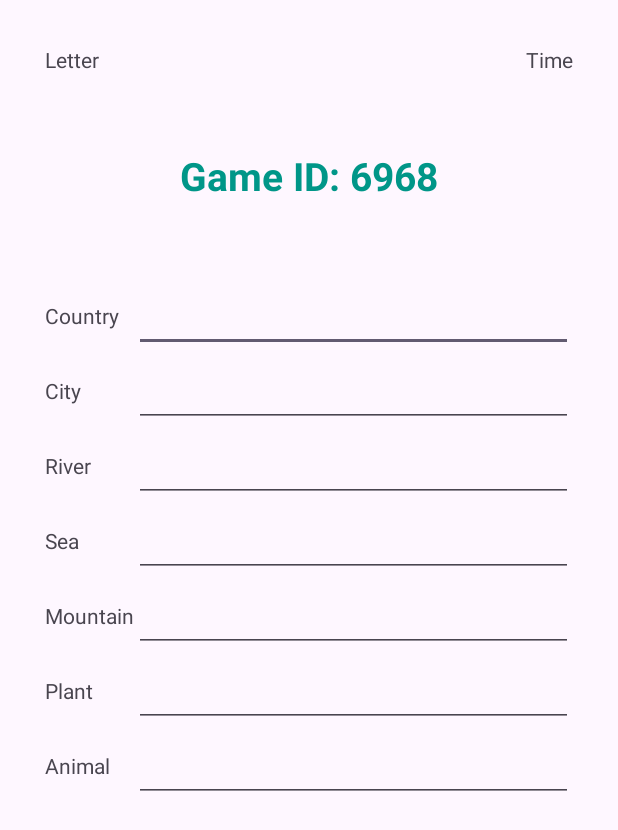
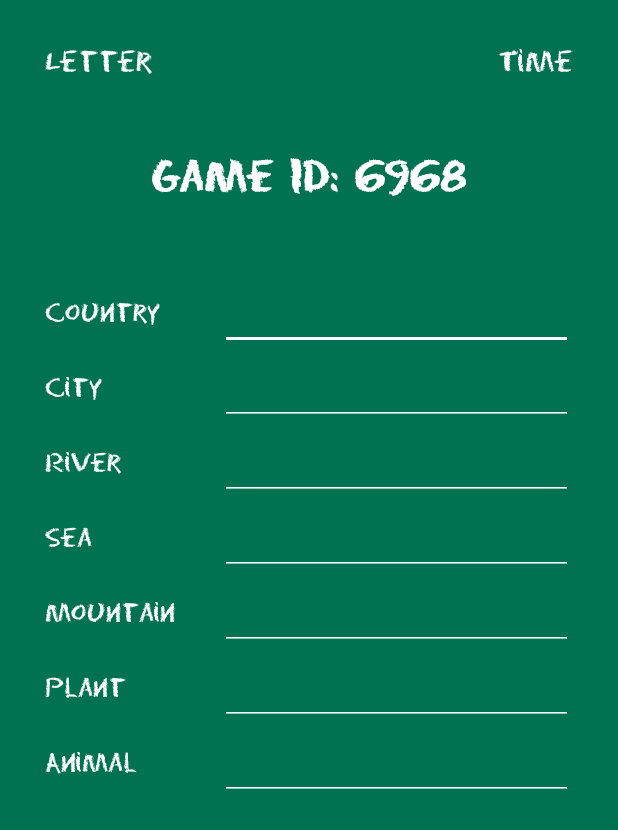
Before and after one commit to todorjovanovski/geo-rush, an Android app: the screen it shows after launch (GameActivity), after a tap on "Create online game", on a phone screen of 412 x 824 dp. Shown: the top 830 px of the screen. Run offline under Robolectric (Android 15) with nearby library versions, the light colour scheme and no system bars; our stand-ins replace Firebase (no records; nobody signed in at launch, a user with empty details on screens opened directly), Room's generated code.

Commit message:
Added basic styles

```diff
--- a/speed_geo/app/src/main/java/mk/ukim/finki/speed_geo/GameData.kt
+++ b/speed_geo/app/src/main/java/mk/ukim/finki/speed_geo/GameData.kt
@@ -1,6 +1,5 @@
 package mk.ukim.finki.speed_geo
 
-import android.util.Log
 import androidx.lifecycle.LiveData
 import androidx.lifecycle.MutableLiveData
 import com.google.firebase.Firebase
@@ -25,7 +24,7 @@ object GameData {
             if (gameId != "-1") {
                 Firebase.firestore.collection("games")
                     .document(gameId)
-                    .addSnapshotListener { value, error ->
+                    .addSnapshotListener { value, _ ->
                         val model = value?.toObject(GameModel::class.java)
                         _gameModel.postValue(model)
                     }
--- a/speed_geo/app/src/main/res/layout/activity_game.xml
+++ b/speed_geo/app/src/main/res/layout/activity_game.xml
@@ -5,7 +5,9 @@
     android:layout_width="match_parent"
     android:layout_height="match_parent"
     android:orientation="vertical"
-    tools:context=".GameActivity">
+    tools:context=".GameActivity"
+    android:layout_margin="8dp"
+    android:background="#007151">
 
     <LinearLayout
         android:id="@+id/header_layout"
@@ -18,6 +20,9 @@
             android:layout_width="0dp"
             android:layout_height="wrap_content"
             android:layout_weight="1"
+            android:fontFamily="@font/eraser"
+            android:textColor="@color/white"
+            android:textSize="18sp"
             android:text="Letter" />
 
         <TextView
@@ -26,7 +31,10 @@
             android:layout_height="wrap_content"
             android:layout_weight="1"
             android:text="Time"
-            android:textAlignment="textEnd"/>
+            android:fontFamily="@font/eraser"
+            android:textAlignment="textEnd"
+            android:textColor="@color/white"
+            android:textSize="18sp"/>
 
     </LinearLayout>
 
@@ -40,7 +48,8 @@
         android:padding="10dp"
         android:text="Game not started"
         android:textStyle="bold"
-        android:textColor="#009688" />
+        android:fontFamily="@font/eraser"
+        android:textColor="@color/white" />
 
     <TableLayout
         android:id="@+id/table_body_layout"
@@ -55,14 +64,21 @@
             <TextView
                 android:layout_width="wrap_content"
                 android:layout_height="wrap_content"
-                android:text="Country" />
+                android:text="Country"
+                android:fontFamily="@font/eraser"
+                android:textColor="@color/white"
+                android:layout_marginEnd="40dp"
+                android:textSize="16sp"/>
 
             <EditText
                 android:id="@+id/country_input"
                 android:layout_width="match_parent"
                 android:layout_height="50dp"
                 android:autofillHints=""
-                android:inputType="text" />
+                android:inputType="text"
+                android:fontFamily="@font/eraser"
+                android:textColor="@color/white"
+                android:backgroundTint="@android:color/white"/>
         </TableRow>
 
         <!-- City -->
@@ -70,14 +86,20 @@
             <TextView
                 android:layout_width="wrap_content"
                 android:layout_height="wrap_content"
-                android:text="City" />
+                android:text="City"
+                android:fontFamily="@font/eraser"
+                android:textColor="@color/white"
+                android:textSize="16sp"/>
 
             <EditText
                 android:id="@+id/city_input"
                 android:layout_width="match_parent"
                 android:layout_height="50dp"
                 android:autofillHints=""
-                android:inputType="text"/>
+                android:inputType="text"
+                android:fontFamily="@font/eraser"
+                android:textColor="@color/white"
+                android:backgroundTint="@android:color/white"/>
         </TableRow>
 
         <!-- River -->
@@ -85,14 +107,21 @@
             <TextView
                 android:layout_width="wrap_content"
                 android:layout_height="wrap_content"
-                android:text="River" />
+                android:text="River"
+                android:fontFamily="@font/eraser"
+                android:textColor="@color/white"
+                android:textSize="16sp"/>
+
 
             <EditText
                 android:id="@+id/river_input"
                 android:layout_width="match_parent"
                 android:layout_height="50dp"
                 android:autofillHints=""
-                android:inputType="text"/>
+                android:inputType="text"
+                android:fontFamily="@font/eraser"
+                android:textColor="@color/white"
+                android:backgroundTint="@android:color/white"/>
         </TableRow>
 
         <!-- Sea -->
@@ -100,14 +129,21 @@
             <TextView
                 android:layout_width="wrap_content"
                 android:layout_height="wrap_content"
-                android:text="Sea" />
+                android:text="Sea"
+                android:fontFamily="@font/eraser"
+                android:textColor="@color/white"
+                android:textSize="16sp"/>
+
 
             <EditText
                 android:id="@+id/sea_input"
                 android:layout_width="match_parent"
                 android:layout_height="50dp"
                 android:autofillHints=""
-                android:inputType="text" />
+                android:inputType="text"
+                android:fontFamily="@font/eraser"
+                android:textColor="@color/white"
+                android:backgroundTint="@android:color/white"/>
         </TableRow>
 
         <!-- Mountain -->
@@ -115,14 +151,21 @@
             <TextView
                 android:layout_width="wrap_content"
                 android:layout_height="wrap_content"
-                android:text="Mountain" />
+                android:text="Mountain"
+                android:fontFamily="@font/eraser"
+                android:textColor="@color/white"
+                android:textSize="16sp"/>
+
 
             <EditText
                 android:id="@+id/mountain_input"
                 android:layout_width="match_parent"
                 android:layout_height="50dp"
                 android:autofillHints=""
-                android:inputType="text"/>
+                android:inputType="text"
+                android:fontFamily="@font/eraser"
+                android:textColor="@color/white"
+                android:backgroundTint="@android:color/white"/>
         </TableRow>
 
         <!-- Plant -->
@@ -130,14 +173,21 @@
             <TextView
                 android:layout_width="wrap_content"
                 android:layout_height="wrap_content"
-                android:text="Plant" />
+                android:text="Plant"
+                android:fontFamily="@font/eraser"
+                android:textColor="@color/white"
+                android:textSize="16sp"/>
+
 
             <EditText
                 android:id="@+id/plant_input"
                 android:layout_width="match_parent"
                 android:layout_height="50dp"
                 android:autofillHints=""
-                android:inputType="text"/>
+                android:inputType="text"
+                android:fontFamily="@font/eraser"
+                android:textColor="@color/white"
+                android:backgroundTint="@android:color/white"/>
         </TableRow>
 
         <!-- Animal -->
@@ -145,31 +195,54 @@
             <TextView
                 android:layout_width="wrap_content"
                 android:layout_height="wrap_content"
-                android:text="Animal" />
+                android:text="Animal"
+                android:fontFamily="@font/eraser"
+                android:textColor="@color/white"
+                android:textSize="16sp"/>
+
 
             <EditText
                 android:id="@+id/animal_input"
                 android:layout_width="match_parent"
                 android:layout_height="50dp"
                 android:autofillHints=""
-                android:inputType="text"/>
+                android:inputType="text"
+                android:fontFamily="@font/eraser"
+                android:textColor="@color/white"
+                android:backgroundTint="@android:color/white"/>
         </TableRow>
     </TableLayout>
+
+    <androidx.constraintlayout.widget.ConstraintLayout
+        android:layout_width="match_parent"
+        android:layout_height="wrap_content">
 
         <Button
             android:id="@+id/start_game_btn"
             android:layout_width="wrap_content"
             android:layout_height="wrap_content"
-        android:layout_gravity="center"
+            app:layout_constraintTop_toTopOf="parent"
+            app:layout_constraintStart_toStartOf="parent"
+            app:layout_constraintEnd_toEndOf="parent"
+            android:fontFamily="@font/eraser"
+            android:textStyle="bold"
+            android:backgroundTint="#007151"
+            android:textSize="18sp"
             android:text="Start game"/>
 
         <Button
             android:id="@+id/finish_game_btn"
             android:layout_width="wrap_content"
             android:layout_height="50dp"
-        android:layout_gravity="center"
+            app:layout_constraintTop_toTopOf="@id/start_game_btn"
+            app:layout_constraintStart_toStartOf="parent"
+            app:layout_constraintEnd_toEndOf="parent"
+            android:fontFamily="@font/eraser"
+            android:textStyle="bold"
+            android:backgroundTint="#007151"
+            android:textSize="18sp"
             android:text="Finish game" />
 
-
+    </androidx.constraintlayout.widget.ConstraintLayout>
 
 </LinearLayout>
```
Also changed, not shown: speed_geo/app/src/main/java/mk/ukim/finki/speed_geo/GameActivity.kt (+21 -58 lines), speed_geo/app/src/main/java/mk/ukim/finki/speed_geo/data/FieldsDao.kt (+9 -9 lines), speed_geo/app/src/main/res/drawable/button.xml (added, +17 -0 lines), speed_geo/app/src/main/res/drawable/custom_edittext_underline.xml (added, +19 -0 lines), speed_geo/app/src/main/res/layout/activity_main.xml (+31 -11 lines), speed_geo/app/src/main/res/font/cfblackboard.ttf (added), speed_geo/app/src/main/res/font/chalkduster.ttf (added), speed_geo/app/src/main/res/font/eraser.ttf (added). Lines whose indentation alone changed are shown as unchanged.
